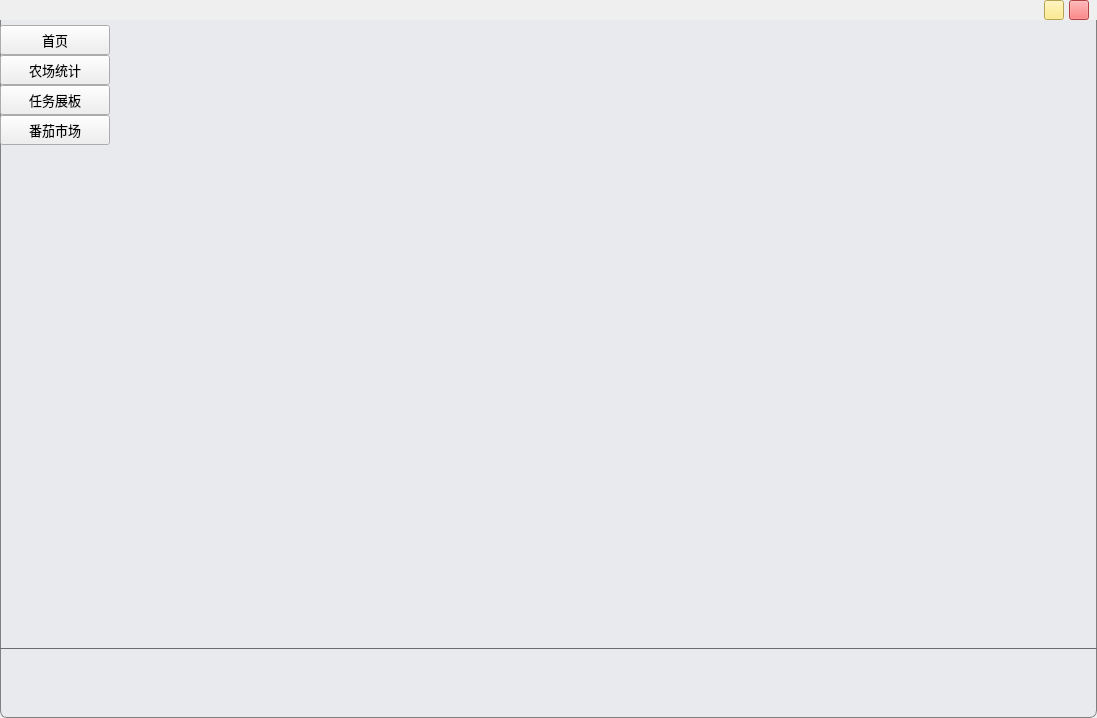
First picture: the form in gui/mainWindow.ui, repository WatsonJay/tomato_farm, before the edit.
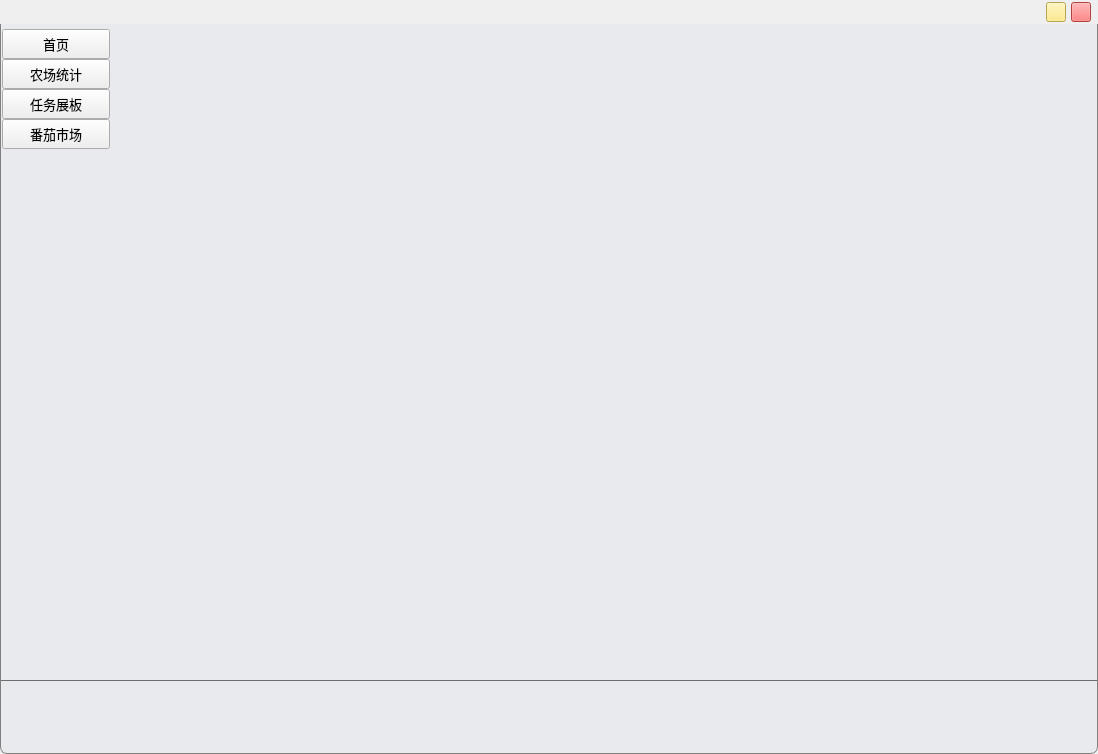
Second picture: the form after the edit. Icons and pictures are not drawn.

```diff
--- a/gui/mainWindow.ui
+++ b/gui/mainWindow.ui
@@ -9,8 +9,8 @@
    <rect>
     <x>0</x>
     <y>0</y>
-    <width>1097</width>
-    <height>718</height>
+    <width>1098</width>
+    <height>754</height>
    </rect>
   </property>
   <property name="windowTitle">
@@ -56,16 +56,16 @@
         <number>5</number>
        </property>
        <property name="leftMargin">
-        <number>8</number>
+        <number>7</number>
        </property>
        <property name="topMargin">
-        <number>0</number>
+        <number>2</number>
        </property>
        <property name="rightMargin">
-        <number>8</number>
+        <number>7</number>
        </property>
        <property name="bottomMargin">
-        <number>0</number>
+        <number>2</number>
        </property>
        <item>
         <spacer name="horizontalSpacer">
@@ -188,16 +188,16 @@
         <number>0</number>
        </property>
        <property name="leftMargin">
-        <number>0</number>
+        <number>1</number>
        </property>
        <property name="topMargin">
         <number>0</number>
        </property>
        <property name="rightMargin">
-        <number>0</number>
+        <number>1</number>
        </property>
        <property name="bottomMargin">
-        <number>0</number>
+        <number>1</number>
        </property>
        <item>
         <layout class="QHBoxLayout" name="horizontalLayout_3" stretch="1,9">
@@ -238,13 +238,13 @@
              <enum>QLayout::SetDefaultConstraint</enum>
             </property>
             <property name="leftMargin">
-             <number>0</number>
+             <number>1</number>
             </property>
             <property name="topMargin">
              <number>5</number>
             </property>
             <property name="rightMargin">
-             <number>0</number>
+             <number>1</number>
             </property>
             <property name="bottomMargin">
              <number>0</number>
```
Left out of the diff: 8 changed lines with no effect on the pictures.
